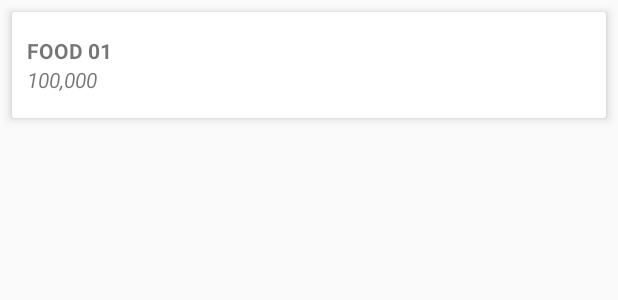
After one commit to PopCristinelMihai/fooddeliveryapp, an Android app: the layout cart_layout.xml on its own in the app's theme, with its tools: preview values and no code run, on a phone screen of 412 x 824 dp. The commit adds this screen. Shown: the top 300 px of the screen. Run offline under Robolectric (Android 15) with nearby library versions, the phone set to English and light mode, and no system bars.

Commit message:
appgata4

```diff
--- a/app/src/main/java/com/example/fooddelivery/User/User.java
+++ b/app/src/main/java/com/example/fooddelivery/User/User.java
@@ -10,10 +10,10 @@ public class User {
 
     }
 
-    public User(String name, String password, String phone) {
+    public User(String name, String password) {
         this.name = name;
         this.password = password;
-        Phone = phone;
+
     }
 
     public String getPhone() {
--- a/app/src/main/res/layout/activity_sign_in.xml
+++ b/app/src/main/res/layout/activity_sign_in.xml
@@ -63,10 +63,6 @@
         android:layout_width="match_parent"
         android:layout_height="wrap_content"
         android:layout_margin="8dp"
-        app:buttonColor="@color/whitePower"
-        app:shadowColor="@android:color/black"
-        app:shadowEnabled="true"
-        app:shadowHeight="5dp"
-        app:cornerRadius="4dp"
+
         />
 </RelativeLayout>
--- /dev/null
+++ b/app/src/main/res/layout/cart_layout.xml
@@ -0,0 +1,56 @@
+<?xml version="1.0" encoding="utf-8"?>
+<android.support.v7.widget.CardView
+    xmlns:android="http://schemas.android.com/apk/res/android"
+    xmlns:app="http://schemas.android.com/apk/res-auto"
+    android:layout_width="match_parent"
+    android:layout_height="wrap_content"
+    android:layout_margin="8dp"
+    app:cardElevation="4dp"
+    >
+
+    <LinearLayout
+        android:layout_marginTop="16dp"
+        android:layout_marginBottom="16dp"
+        android:orientation="horizontal"
+        android:layout_gravity="center_vertical"
+        android:layout_width="match_parent"
+        android:layout_height="wrap_content">
+
+        <LinearLayout
+            android:orientation="vertical"
+            android:layout_weight="9"
+            android:layout_width="0dp"
+            android:layout_height="wrap_content">
+
+            <TextView
+                android:id="@+id/cart_item_name"
+                android:layout_marginLeft="10dp"
+                android:gravity="center_vertical|start"
+                android:textAllCaps="true"
+                android:textStyle="bold"
+                android:text="Food 01"
+                android:layout_width="wrap_content"
+                android:layout_height="wrap_content" />
+
+            <TextView
+                android:id="@+id/cart_item_Price"
+                android:layout_marginLeft="10dp"
+                android:gravity="center_vertical|start"
+                android:textAllCaps="true"
+                android:textStyle="italic"
+                android:text="100,000"
+                android:layout_width="wrap_content"
+                android:layout_height="wrap_content" />
+
+        </LinearLayout>
+
+        <ImageView
+            android:layout_gravity="center_vertical|end"
+            android:layout_marginRight="16dp"
+            android:id="@+id/cart_item_count"
+            android:layout_width="20dp"
+            android:layout_height="20dp" />
+
+    </LinearLayout>
+
+</android.support.v7.widget.CardView>
```
Also changed, not shown: app/src/main/java/com/example/fooddelivery/Cart.java (+50 -0 lines), app/src/main/java/com/example/fooddelivery/ViewHolder/CartAdapter.java (added, +83 -0 lines).
